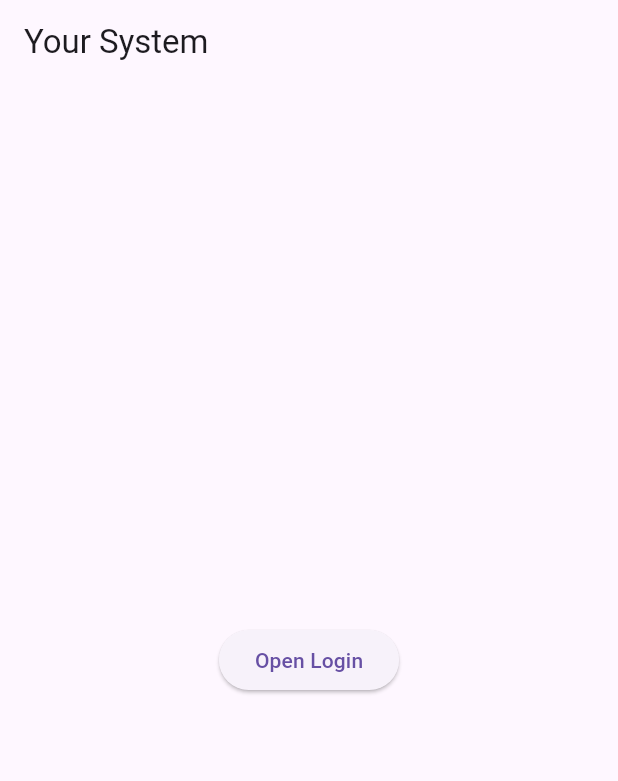
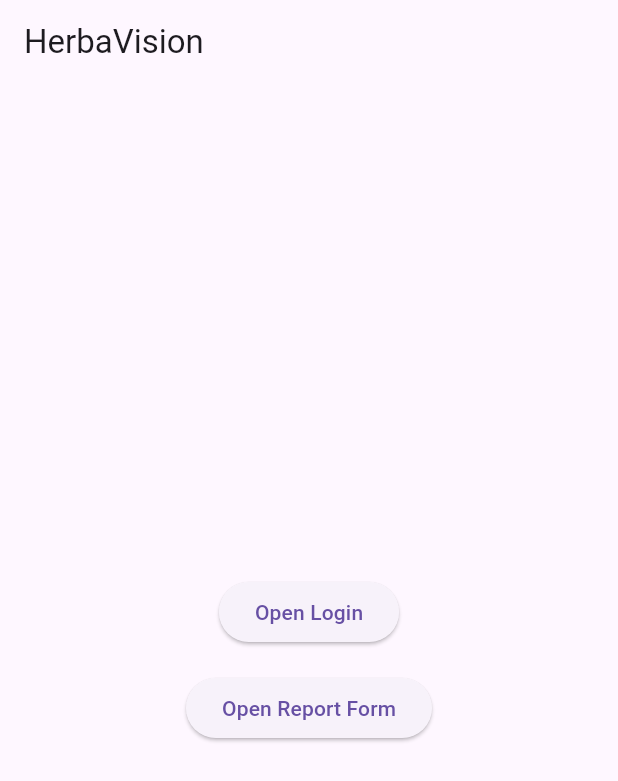
Before and after one commit to pawmd2005/dumanlang, a Flutter app: the screen it shows after launch, on a phone screen of 412 x 824 dp. Shown: the top 781 px of the screen. Run offline on Flutter 3.47's test engine with Material 3 defaults, Android fonts, the phone set to English and light mode, and no system bars.

Commit message:
Upload project files

```diff
--- a/dumanlang_project/lib/app.dart
+++ b/dumanlang_project/lib/app.dart
@@ -1,7 +1,7 @@
 import 'package:flutter/material.dart';
-
 import 'screens/home_screen.dart';
 import 'screens/login_screen.dart';
+import 'screens/report_form_screen.dart';
 
 class SemesterProjectApp extends StatelessWidget {
   const SemesterProjectApp({super.key});
@@ -9,11 +9,12 @@ class SemesterProjectApp extends StatelessWidget {
   @override
   Widget build(BuildContext context) => MaterialApp(
     debugShowCheckedModeBanner: false,
-    title: 'Your Approved System Title',
+    title: 'HerbaVision',
     initialRoute: '/',
     routes: {
       '/': (_) => const HomeScreen(),
       '/login': (_) => const LoginScreen(),
+      '/report': (_) => const ReportFormScreen(),
     },
   );
 }
--- a/dumanlang_project/lib/main.dart
+++ b/dumanlang_project/lib/main.dart
@@ -1,5 +1,6 @@
 import 'package:flutter/material.dart';
 import 'app.dart';
-void main() {
-runApp(const SemesterProjectApp());
+
+  void main() {
+    runApp(const SemesterProjectApp());
 }
--- a/dumanlang_project/lib/screens/home_screen.dart
+++ b/dumanlang_project/lib/screens/home_screen.dart
@@ -1,14 +1,35 @@
 import 'package:flutter/material.dart';
+import '../widgets/app_button.dart';
 
 class HomeScreen extends StatelessWidget {
-const HomeScreen({super.key});
+  const HomeScreen({super.key});
 
-@override
-Widget build(BuildContext context) => Scaffold(
-appBar: AppBar(title: const Text('Your System')),
-body: Center(child: ElevatedButton(
-onPressed: () => Navigator.pushNamed(context, '/login'),
-child: const Text('Open Login'),
-)),
-);
+  @override
+  Widget build(BuildContext context) {
+    return Scaffold(
+      appBar: AppBar(
+        title: const Text('HerbaVision'),
+      ),
+      body: Center(
+        child: Column(
+          mainAxisSize: MainAxisSize.min,
+          children: [
+            ElevatedButton(
+              onPressed: () {
+                Navigator.pushNamed(context, '/login');
+              },
+              child: const Text('Open Login'),
+            ),
+            const SizedBox(height: 16),
+            AppButton(
+              text: 'Open Report Form',
+              onPressed: () {
+                Navigator.pushNamed(context, '/report');
+              },
+            ),
+          ],
+        ),
+      ),
+    );
+  }
 }
--- a/dumanlang_project/lib/widgets/app_button.dart
+++ b/dumanlang_project/lib/widgets/app_button.dart
@@ -0,0 +1,20 @@
+import 'package:flutter/material.dart';
+
+class AppButton extends StatelessWidget {
+  final String text;
+  final VoidCallback? onPressed;
+
+  const AppButton({
+    super.key,
+    required this.text,
+    required this.onPressed,
+  });
+
+  @override
+  Widget build(BuildContext context) {
+    return ElevatedButton(
+      onPressed: onPressed,
+      child: Text(text),
+    );
+  }
+}
```
Also changed, not shown: dumanlang_project/lib/screens/report_form_screen.dart (added, +169 -0 lines), dumanlang_project/lib/widgets/app_text_field.dart (+26 -0 lines).
